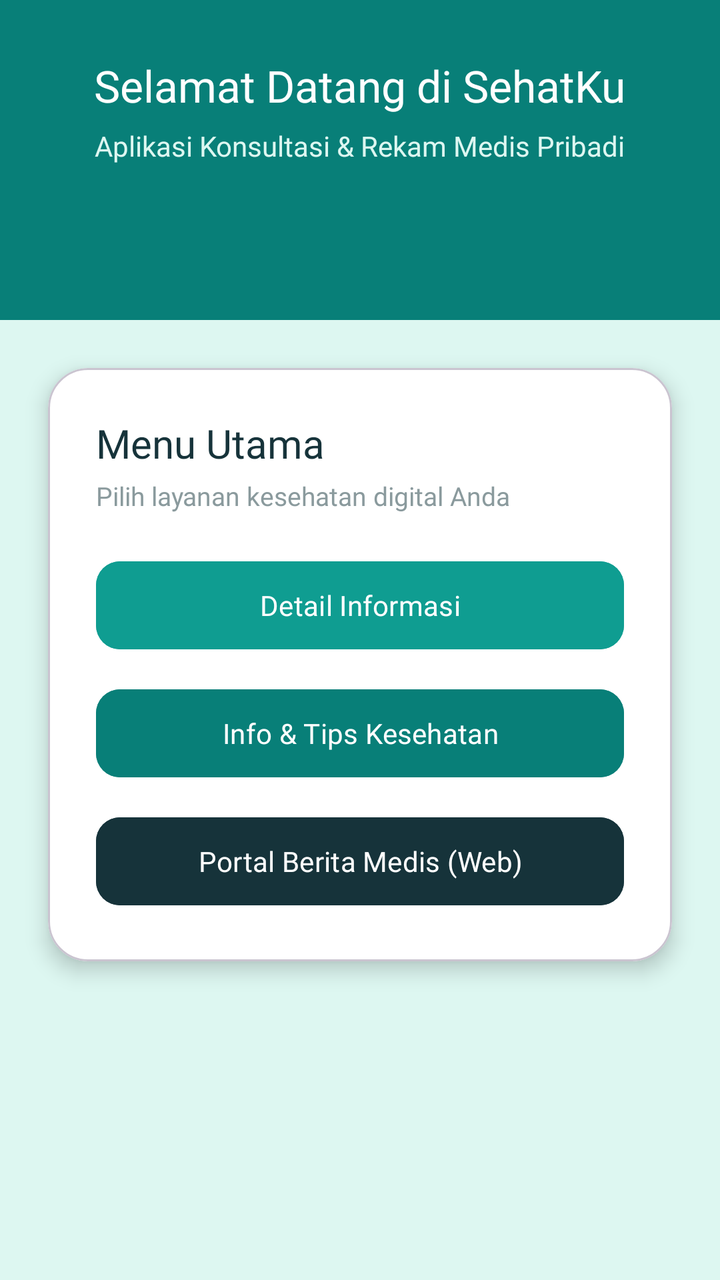
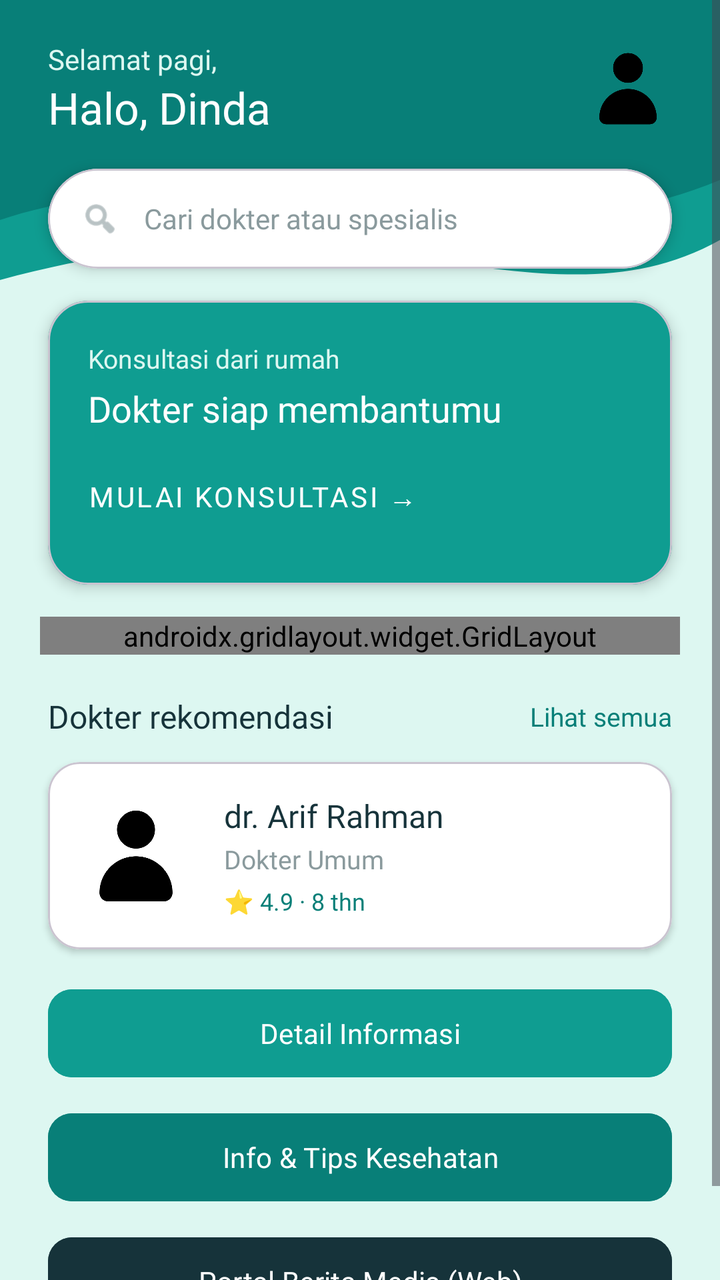

The first picture is an Android layout as it rendered before a commit; the second is the same layout after the commit. The layout source and the unified diff follow.
<!-- AndroidManifest.xml: application theme Theme.Projek_Zhafran -->
<!-- res/layout/fragment_home.xml -->
<?xml version="1.0" encoding="utf-8"?>
<androidx.constraintlayout.widget.ConstraintLayout xmlns:android="http://schemas.android.com/apk/res/android"
    xmlns:app="http://schemas.android.com/apk/res-auto"
    xmlns:tools="http://schemas.android.com/tools"
    android:layout_width="match_parent"
    android:layout_height="match_parent"
    android:background="@color/soft_mint"
    tools:context=".HomeFragment">

    
    <View
        android:id="@+id/viewHeader"
        android:layout_width="0dp"
        android:layout_height="160dp"
        android:background="@color/dark_teal"
        app:layout_constraintEnd_toEndOf="parent"
        app:layout_constraintStart_toStartOf="parent"
        app:layout_constraintTop_toTopOf="parent" />

    <TextView
        android:id="@+id/tvWelcome"
        android:layout_width="wrap_content"
        android:layout_height="wrap_content"
        android:layout_marginTop="28dp"
        android:fontFamily="@font/inter_bold"
        android:text="Selamat Datang di SehatKu"
        android:textColor="@color/white"
        android:textSize="22sp"
        app:layout_constraintEnd_toEndOf="parent"
        app:layout_constraintStart_toStartOf="parent"
        app:layout_constraintTop_toTopOf="parent" />

    <TextView
        android:id="@+id/tvSubJudul"
        android:layout_width="wrap_content"
        android:layout_height="wrap_content"
        android:layout_marginTop="6dp"
        android:fontFamily="@font/inter_regular"
        android:text="Aplikasi Konsultasi &amp; Rekam Medis Pribadi"
        android:textColor="@color/soft_mint"
        android:textSize="14sp"
        app:layout_constraintEnd_toEndOf="parent"
        app:layout_constraintStart_toStartOf="parent"
        app:layout_constraintTop_toBottomOf="@+id/tvWelcome" />

    
    <com.google.android.material.card.MaterialCardView
        android:id="@+id/cardMenu"
        android:layout_width="0dp"
        android:layout_height="wrap_content"
        android:layout_marginHorizontal="24dp"
        android:layout_marginTop="24dp"
        app:cardBackgroundColor="@color/white"
        app:cardCornerRadius="20dp"
        app:cardElevation="6dp"
        app:layout_constraintEnd_toEndOf="parent"
        app:layout_constraintStart_toStartOf="parent"
        app:layout_constraintTop_toBottomOf="@+id/viewHeader">

        <androidx.constraintlayout.widget.ConstraintLayout
            android:layout_width="match_parent"
            android:layout_height="wrap_content"
            android:padding="24dp">

            <TextView
                android:id="@+id/tvMenuTitle"
                android:layout_width="wrap_content"
                android:layout_height="wrap_content"
                android:fontFamily="@font/inter_bold"
                android:text="Menu Utama"
                android:textColor="@color/dark_navy"
                android:textSize="20sp"
                app:layout_constraintStart_toStartOf="parent"
                app:layout_constraintTop_toTopOf="parent" />

            <TextView
                android:id="@+id/tvMenuDesc"
                android:layout_width="0dp"
                android:layout_height="wrap_content"
                android:layout_marginTop="4dp"
                android:fontFamily="@font/inter_regular"
                android:text="Pilih layanan kesehatan digital Anda"
                android:textColor="#8A9A9D"
                android:textSize="13sp"
                app:layout_constraintEnd_toEndOf="parent"
                app:layout_constraintStart_toStartOf="parent"
                app:layout_constraintTop_toBottomOf="@+id/tvMenuTitle" />

            <Button
                android:id="@+id/btnDetail"
                android:layout_width="0dp"
                android:layout_height="52dp"
                android:layout_marginTop="20dp"
                android:backgroundTint="@color/primary_teal"
                android:fontFamily="@font/inter_semibold"
                android:text="Detail Informasi"
                android:textColor="@color/white"
                app:cornerRadius="12dp"
                app:layout_constraintEnd_toEndOf="parent"
                app:layout_constraintStart_toStartOf="parent"
                app:layout_constraintTop_toBottomOf="@+id/tvMenuDesc" />

            <Button
                android:id="@+id/btnSnackBar"
                android:layout_width="0dp"
                android:layout_height="52dp"
                android:layout_marginTop="12dp"
                android:backgroundTint="@color/dark_teal"
                android:fontFamily="@font/inter_semibold"
                android:text="Info &amp; Tips Kesehatan"
                android:textColor="@color/white"
                app:cornerRadius="12dp"
                app:layout_constraintEnd_toEndOf="parent"
                app:layout_constraintStart_toStartOf="parent"
                app:layout_constraintTop_toBottomOf="@+id/btnDetail" />

            <Button
                android:id="@+id/btnWebView"
                android:layout_width="0dp"
                android:layout_height="52dp"
                android:layout_marginTop="12dp"
                android:backgroundTint="#16333A"
                android:fontFamily="@font/inter_semibold"
                android:text="Portal Berita Medis (Web)"
                android:textColor="@color/white"
                app:cornerRadius="12dp"
                app:layout_constraintEnd_toEndOf="parent"
                app:layout_constraintStart_toStartOf="parent"
                app:layout_constraintTop_toBottomOf="@+id/btnSnackBar" />

        </androidx.constraintlayout.widget.ConstraintLayout>
    </com.google.android.material.card.MaterialCardView>

</androidx.constraintlayout.widget.ConstraintLayout>
<!-- resources referenced by this layout -->
<resources>
  <color name="dark_navy">#16333A</color>
  <color name="dark_teal">#087F78</color>
  <color name="primary_teal">#0F9D91</color>
  <color name="soft_mint">#DDF7F1</color>
  <color name="white">#FFFFFF</color>
  <style name="Theme.Projek_Zhafran" parent="Base.Theme.Projek_Zhafran" />
  <style name="Base.Theme.Projek_Zhafran" parent="Theme.Material3.DayNight.NoActionBar">
          
          <item name="colorPrimary">@color/primary_teal</item>
          <item name="colorOnPrimary">@color/white</item>
          <item name="colorContainer">@color/soft_mint</item>
          <item name="android:statusBarColor">@color/dark_teal</item>
      </style>
</resources>

<!-- the commit's change to res/layout/fragment_home.xml (unified diff, before → after) -->
@@ -1,5 +1,5 @@
 <?xml version="1.0" encoding="utf-8"?>
-<androidx.constraintlayout.widget.ConstraintLayout xmlns:android="http://schemas.android.com/apk/res/android"
+<ScrollView xmlns:android="http://schemas.android.com/apk/res/android"
     xmlns:app="http://schemas.android.com/apk/res-auto"
     xmlns:tools="http://schemas.android.com/tools"
     android:layout_width="match_parent"
@@ -7,128 +7,366 @@
     android:background="@color/soft_mint"
     tools:context=".HomeFragment">
 
-    
-    <View
-        android:id="@+id/viewHeader"
-        android:layout_width="0dp"
-        android:layout_height="160dp"
-        android:background="@color/dark_teal"
-        app:layout_constraintEnd_toEndOf="parent"
-        app:layout_constraintStart_toStartOf="parent"
-        app:layout_constraintTop_toTopOf="parent" />
-
-    <TextView
-        android:id="@+id/tvWelcome"
-        android:layout_width="wrap_content"
+    <androidx.constraintlayout.widget.ConstraintLayout
+        android:layout_width="match_parent"
         android:layout_height="wrap_content"
-        android:layout_marginTop="28dp"
-        android:fontFamily="@font/inter_bold"
-        android:text="Selamat Datang di SehatKu"
-        android:textColor="@color/white"
-        android:textSize="22sp"
-        app:layout_constraintEnd_toEndOf="parent"
-        app:layout_constraintStart_toStartOf="parent"
-        app:layout_constraintTop_toTopOf="parent" />
-
-    <TextView
-        android:id="@+id/tvSubJudul"
-        android:layout_width="wrap_content"
-        android:layout_height="wrap_content"
-        android:layout_marginTop="6dp"
-        android:fontFamily="@font/inter_regular"
-        android:text="Aplikasi Konsultasi &amp; Rekam Medis Pribadi"
-        android:textColor="@color/soft_mint"
-        android:textSize="14sp"
-        app:layout_constraintEnd_toEndOf="parent"
-        app:layout_constraintStart_toStartOf="parent"
-        app:layout_constraintTop_toBottomOf="@+id/tvWelcome" />
-
-    
-    <com.google.android.material.card.MaterialCardView
-        android:id="@+id/cardMenu"
-        android:layout_width="0dp"
-        android:layout_height="wrap_content"
-        android:layout_marginHorizontal="24dp"
-        android:layout_marginTop="24dp"
-        app:cardBackgroundColor="@color/white"
-        app:cardCornerRadius="20dp"
-        app:cardElevation="6dp"
-        app:layout_constraintEnd_toEndOf="parent"
-        app:layout_constraintStart_toStartOf="parent"
-        app:layout_constraintTop_toBottomOf="@+id/viewHeader">
-
-        <androidx.constraintlayout.widget.ConstraintLayout
-            android:layout_width="match_parent"
-            android:layout_height="wrap_content"
-            android:padding="24dp">
-
-            <TextView
-                android:id="@+id/tvMenuTitle"
-                android:layout_width="wrap_content"
-                android:layout_height="wrap_content"
-                android:fontFamily="@font/inter_bold"
-                android:text="Menu Utama"
-                android:textColor="@color/dark_navy"
-                android:textSize="20sp"
-                app:layout_constraintStart_toStartOf="parent"
-                app:layout_constraintTop_toTopOf="parent" />
-
-            <TextView
-                android:id="@+id/tvMenuDesc"
+        android:paddingBottom="24dp">
+
+        
+        <View
+            android:id="@+id/viewHeaderWave"
+            android:layout_width="0dp"
+            android:layout_height="180dp"
+            android:background="@drawable/bg_header_wave"
+            app:layout_constraintEnd_toEndOf="parent"
+            app:layout_constraintStart_toStartOf="parent"
+            app:layout_constraintTop_toTopOf="parent" />
+
+        
+        <TextView
+            android:id="@+id/tvGreeting"
+            android:layout_width="wrap_content"
+            android:layout_height="wrap_content"
+            android:layout_marginStart="24dp"
+            android:layout_marginTop="20dp"
+            android:fontFamily="@font/inter_regular"
+            android:text="Selamat pagi,"
+            android:textColor="@color/soft_mint"
+            android:textSize="14sp"
+            app:layout_constraintStart_toStartOf="parent"
+            app:layout_constraintTop_toTopOf="parent" />
+
+        <TextView
+            android:id="@+id/tvUsername"
+            android:layout_width="wrap_content"
+            android:layout_height="wrap_content"
+            android:layout_marginStart="24dp"
+            android:fontFamily="@font/inter_bold"
+            android:text="Halo, Dinda"
+            android:textColor="@color/white"
+            android:textSize="22sp"
+            app:layout_constraintStart_toStartOf="parent"
+            app:layout_constraintTop_toBottomOf="@+id/tvGreeting" />
+
+        <ImageView
+            android:id="@+id/imgAvatar"
+            android:layout_width="44dp"
+            android:layout_height="44dp"
+            android:layout_marginEnd="24dp"
+            android:background="@drawable/user"
+            android:contentDescription="User Avatar"
+            app:layout_constraintBottom_toBottomOf="@+id/tvUsername"
+            app:layout_constraintEnd_toEndOf="parent"
+            app:layout_constraintTop_toTopOf="@+id/tvGreeting" />
+
+        
+        <com.google.android.material.card.MaterialCardView
+            android:id="@+id/cardSearch"
+            android:layout_width="0dp"
+            android:layout_height="50dp"
+            android:layout_marginHorizontal="24dp"
+            android:layout_marginTop="16dp"
+            app:cardBackgroundColor="@color/white"
+            app:cardCornerRadius="25dp"
+            app:cardElevation="4dp"
+            app:layout_constraintEnd_toEndOf="parent"
+            app:layout_constraintStart_toStartOf="parent"
+            app:layout_constraintTop_toBottomOf="@+id/tvUsername">
+
+            <LinearLayout
+                android:layout_width="match_parent"
+                android:layout_height="match_parent"
+                android:gravity="center_vertical"
+                android:orientation="horizontal"
+                android:paddingHorizontal="16dp">
+
+                <ImageView
+                    android:layout_width="20dp"
+                    android:layout_height="20dp"
+                    android:contentDescription="Search Icon"
+                    android:src="@android:drawable/ic_menu_search"
+                    app:tint="#8A9A9D" />
+
+                <TextView
+                    android:layout_width="wrap_content"
+                    android:layout_height="wrap_content"
+                    android:layout_marginStart="12dp"
+                    android:fontFamily="@font/inter_regular"
+                    android:text="Cari dokter atau spesialis"
+                    android:textColor="#8A9A9D"
+                    android:textSize="14sp" />
+            </LinearLayout>
+        </com.google.android.material.card.MaterialCardView>
+
+        
+        <com.google.android.material.card.MaterialCardView
+            android:id="@+id/cardBanner"
+            android:layout_width="0dp"
+            android:layout_height="wrap_content"
+            android:layout_marginHorizontal="24dp"
+            android:layout_marginTop="16dp"
+            app:cardBackgroundColor="@color/primary_teal"
+            app:cardCornerRadius="20dp"
+            app:cardElevation="4dp"
+            app:layout_constraintEnd_toEndOf="parent"
+            app:layout_constraintStart_toStartOf="parent"
+            app:layout_constraintTop_toBottomOf="@+id/cardSearch">
+
+            <androidx.constraintlayout.widget.ConstraintLayout
+                android:layout_width="match_parent"
+                android:layout_height="wrap_content"
+                android:padding="20dp">
+
+                <TextView
+                    android:id="@+id/tvBannerSub"
+                    android:layout_width="wrap_content"
+                    android:layout_height="wrap_content"
+                    android:fontFamily="@font/inter_regular"
+                    android:text="Konsultasi dari rumah"
+                    android:textColor="@color/soft_mint"
+                    android:textSize="13sp"
+                    app:layout_constraintStart_toStartOf="parent"
+                    app:layout_constraintTop_toTopOf="parent" />
+
+                <TextView
+                    android:id="@+id/tvBannerTitle"
+                    android:layout_width="0dp"
+                    android:layout_height="wrap_content"
+                    android:layout_marginTop="4dp"
+                    android:fontFamily="@font/inter_bold"
+                    android:text="Dokter siap membantumu"
+                    android:textColor="@color/white"
+                    android:textSize="18sp"
+                    app:layout_constraintEnd_toEndOf="parent"
+                    app:layout_constraintStart_toStartOf="parent"
+                    app:layout_constraintTop_toBottomOf="@+id/tvBannerSub" />
+
+                <Button
+                    android:id="@+id/btnMulaiKonsultasi"
+                    style="@style/Widget.MaterialComponents.Button.TextButton"
+                    android:layout_width="wrap_content"
+                    android:layout_height="wrap_content"
+                    android:layout_marginTop="8dp"
+                    android:fontFamily="@font/inter_semibold"
+                    android:insetTop="0dp"
+                    android:insetBottom="0dp"
+                    android:padding="0dp"
+                    android:text="Mulai konsultasi →"
+                    android:textColor="@color/white"
+                    app:layout_constraintStart_toStartOf="parent"
+                    app:layout_constraintTop_toBottomOf="@+id/tvBannerTitle" />
+
+            </androidx.constraintlayout.widget.ConstraintLayout>
+        </com.google.android.material.card.MaterialCardView>
+
+        
+        <androidx.gridlayout.widget.GridLayout
+            android:id="@+id/gridServices"
+            android:layout_width="0dp"
+            android:layout_height="wrap_content"
+            android:layout_marginHorizontal="20dp"
+            android:layout_marginTop="16dp"
+            app:columnCount="4"
+            app:useDefaultMargins="true"
+            app:layout_constraintEnd_toEndOf="parent"
+            app:layout_constraintStart_toStartOf="parent"
+            app:layout_constraintTop_toBottomOf="@+id/cardBanner">
+
+            <com.google.android.material.button.MaterialButton
+                android:id="@+id/btnGridCari"
+                style="@style/Widget.MaterialComponents.Button.OutlinedButton"
                 android:layout_width="0dp"
                 android:layout_height="wrap_content"
-                android:layout_marginTop="4dp"
-                android:fontFamily="@font/inter_regular"
-                android:text="Pilih layanan kesehatan digital Anda"
-                android:textColor="#8A9A9D"
-                android:textSize="13sp"
-                app:layout_constraintEnd_toEndOf="parent"
-                app:layout_constraintStart_toStartOf="parent"
-                app:layout_constraintTop_toBottomOf="@+id/tvMenuTitle" />
+                android:fontFamily="@font/inter_semibold"
+                android:text="Cari Dokter"
+                android:textSize="11sp"
+                app:cornerRadius="12dp"
+                app:layout_columnWeight="1"
+                app:layout_gravity="fill_horizontal"
+                app:strokeColor="@color/primary_teal" />
+
+            <com.google.android.material.button.MaterialButton
+                android:id="@+id/btnGridBooking"
+                style="@style/Widget.MaterialComponents.Button.OutlinedButton"
+                android:layout_width="0dp"
+                android:layout_height="wrap_content"
+                android:fontFamily="@font/inter_semibold"
+                android:text="Booking"
+                android:textSize="11sp"
+                app:cornerRadius="12dp"
+                app:layout_columnWeight="1"
+                app:layout_gravity="fill_horizontal"
+                app:strokeColor="@color/primary_teal" />
+
+            <com.google.android.material.button.MaterialButton
+                android:id="@+id/btnGridRekam"
+                style="@style/Widget.MaterialComponents.Button.OutlinedButton"
+                android:layout_width="0dp"
+                android:layout_height="wrap_content"
+                android:fontFamily="@font/inter_semibold"
+                android:text="Rekam Medis"
+                android:textSize="11sp"
+                app:cornerRadius="12dp"
+                app:layout_columnWeight="1"
+                app:layout_gravity="fill_horizontal"
+                app:strokeColor="@color/primary_teal" />
+
+            <com.google.android.material.button.MaterialButton
+                android:id="@+id/btnGridRiwayat"
+                style="@style/Widget.MaterialComponents.Button.OutlinedButton"
+                android:layout_width="0dp"
+                android:layout_height="wrap_content"
+                android:fontFamily="@font/inter_semibold"
+                android:text="Riwayat"
+                android:textSize="11sp"
+                app:cornerRadius="12dp"
+                app:layout_columnWeight="1"
+                app:layout_gravity="fill_horizontal"
+                app:strokeColor="@color/primary_teal" />
+        </androidx.gridlayout.widget.GridLayout>
+
+        
+        <TextView
+            android:id="@+id/tvRekomendasiTitle"
+            android:layout_width="wrap_content"
+            android:layout_height="wrap_content"
+            android:layout_marginStart="24dp"
+            android:layout_marginTop="20dp"
+            android:fontFamily="@font/inter_bold"
+            android:text="Dokter rekomendasi"
+            android:textColor="@color/dark_navy"
+            android:textSize="16sp"
+            app:layout_constraintStart_toStartOf="parent"
+            app:layout_constraintTop_toBottomOf="@+id/gridServices" />
+
+        <TextView
+            android:id="@+id/tvLihatSemua"
+            android:layout_width="wrap_content"
+            android:layout_height="wrap_content"
+            android:layout_marginEnd="24dp"
+            android:fontFamily="@font/inter_semibold"
+            android:text="Lihat semua"
+            android:textColor="@color/dark_teal"
+            android:textSize="13sp"
+            app:layout_constraintBottom_toBottomOf="@+id/tvRekomendasiTitle"
+            app:layout_constraintEnd_toEndOf="parent"
+            app:layout_constraintTop_toTopOf="@+id/tvRekomendasiTitle" />
+
+        <com.google.android.material.card.MaterialCardView
+            android:id="@+id/cardDoctorRec"
+            android:layout_width="0dp"
+            android:layout_height="wrap_content"
+            android:layout_marginHorizontal="24dp"
+            android:layout_marginTop="12dp"
+            app:cardBackgroundColor="@color/white"
+            app:cardCornerRadius="16dp"
+            app:cardElevation="2dp"
+            app:layout_constraintEnd_toEndOf="parent"
+            app:layout_constraintStart_toStartOf="parent"
+            app:layout_constraintTop_toBottomOf="@+id/tvRekomendasiTitle">
+
+            <androidx.constraintlayout.widget.ConstraintLayout
+                android:layout_width="match_parent"
+                android:layout_height="wrap_content"
+                android:padding="16dp">
+
+                <ImageView
+                    android:id="@+id/imgRecDoc"
+                    android:layout_width="56dp"
+                    android:layout_height="56dp"
+                    android:contentDescription="Doctor Photo"
+                    android:scaleType="centerCrop"
+                    android:src="@drawable/user"
+                    app:layout_constraintBottom_toBottomOf="parent"
+                    app:layout_constraintStart_toStartOf="parent"
+                    app:layout_constraintTop_toTopOf="parent" />
+
+                <TextView
+                    android:id="@+id/tvRecDocName"
+                    android:layout_width="0dp"
+                    android:layout_height="wrap_content"
+                    android:layout_marginStart="16dp"
+                    android:fontFamily="@font/inter_bold"
+                    android:text="dr. Arif Rahman"
+                    android:textColor="@color/dark_navy"
+                    android:textSize="16sp"
+                    app:layout_constraintEnd_toEndOf="parent"
+                    app:layout_constraintStart_toEndOf="@+id/imgRecDoc"
+                    app:layout_constraintTop_toTopOf="parent" />
+
+                <TextView
+                    android:id="@+id/tvRecDocSpec"
+                    android:layout_width="0dp"
+                    android:layout_height="wrap_content"
+                    android:layout_marginStart="16dp"
+                    android:layout_marginTop="2dp"
+                    android:fontFamily="@font/inter_regular"
+                    android:text="Dokter Umum"
+                    android:textColor="#8A9A9D"
+                    android:textSize="13sp"
+                    app:layout_constraintEnd_toEndOf="parent"
+                    app:layout_constraintStart_toEndOf="@+id/imgRecDoc"
+                    app:layout_constraintTop_toBottomOf="@+id/tvRecDocName" />
+
+                <TextView
+                    android:id="@+id/tvRecDocRating"
+                    android:layout_width="wrap_content"
+                    android:layout_height="wrap_content"
+                    android:layout_marginStart="16dp"
+                    android:layout_marginTop="4dp"
+                    android:fontFamily="@font/inter_semibold"
+                    android:text="⭐ 4.9 · 8 thn"
+                    android:textColor="@color/dark_teal"
+                    android:textSize="12sp"
+                    app:layout_constraintStart_toEndOf="@+id/imgRecDoc"
+                    app:layout_constraintTop_toBottomOf="@+id/tvRecDocSpec" />
+
+            </androidx.constraintlayout.widget.ConstraintLayout>
+        </com.google.android.material.card.MaterialCardView>
+
+        
+        <LinearLayout
+            android:layout_width="0dp"
+            android:layout_height="wrap_content"
+            android:layout_marginHorizontal="24dp"
+            android:layout_marginTop="16dp"
+            android:orientation="vertical"
+            app:layout_constraintEnd_toEndOf="parent"
+            app:layout_constraintStart_toStartOf="parent"
+            app:layout_constraintTop_toBottomOf="@+id/cardDoctorRec">
 
             <Button
                 android:id="@+id/btnDetail"
-                android:layout_width="0dp"
+                android:layout_width="match_parent"
                 android:layout_height="52dp"
-                android:layout_marginTop="20dp"
                 android:backgroundTint="@color/primary_teal"
                 android:fontFamily="@font/inter_semibold"
                 android:text="Detail Informasi"
                 android:textColor="@color/white"
-                app:cornerRadius="12dp"
-                app:layout_constraintEnd_toEndOf="parent"
-                app:layout_constraintStart_toStartOf="parent"
-                app:layout_constraintTop_toBottomOf="@+id/tvMenuDesc" />
+                app:cornerRadius="12dp" />
 
             <Button
                 android:id="@+id/btnSnackBar"
-                android:layout_width="0dp"
+                android:layout_width="match_parent"
                 android:layout_height="52dp"
-                android:layout_marginTop="12dp"
+                android:layout_marginTop="10dp"
                 android:backgroundTint="@color/dark_teal"
                 android:fontFamily="@font/inter_semibold"
                 android:text="Info &amp; Tips Kesehatan"
                 android:textColor="@color/white"
-                app:cornerRadius="12dp"
-                app:layout_constraintEnd_toEndOf="parent"
-                app:layout_constraintStart_toStartOf="parent"
-                app:layout_constraintTop_toBottomOf="@+id/btnDetail" />
+                app:cornerRadius="12dp" />
 
             <Button
                 android:id="@+id/btnWebView"
-                android:layout_width="0dp"
+                android:layout_width="match_parent"
                 android:layout_height="52dp"
-                android:layout_marginTop="12dp"
-                android:backgroundTint="#16333A"
+                android:layout_marginTop="10dp"
+                android:backgroundTint="@color/dark_navy"
                 android:fontFamily="@font/inter_semibold"
                 android:text="Portal Berita Medis (Web)"
                 android:textColor="@color/white"
-                app:cornerRadius="12dp"
-                app:layout_constraintEnd_toEndOf="parent"
-                app:layout_constraintStart_toStartOf="parent"
-                app:layout_constraintTop_toBottomOf="@+id/btnSnackBar" />
-
-        </androidx.constraintlayout.widget.ConstraintLayout>
-    </com.google.android.material.card.MaterialCardView>
-
-</androidx.constraintlayout.widget.ConstraintLayout>
+                app:cornerRadius="12dp" />
+        </LinearLayout>
+
+    </androidx.constraintlayout.widget.ConstraintLayout>
+</ScrollView>
<!-- resource entries referenced after the edit -->
@@ -5,6 +5,21 @@
   <color name="primary_teal">#0F9D91</color>
   <color name="soft_mint">#DDF7F1</color>
   <color name="white">#FFFFFF</color>
+  <!-- drawable bg_header_wave (drawable) -->
+  <?xml version="1.0" encoding="utf-8"?>
+  <vector xmlns:android="http://schemas.android.com/apk/res/android"
+      android:width="360dp"
+      android:height="180dp"
+      android:viewportWidth="360"
+      android:viewportHeight="180">
+      <path
+          android:fillColor="#0F9D91"
+          android:pathData="M0,0 L360,0 L360,120 C270,170 180,90 0,140 Z" />
+      <path
+          android:fillColor="#087F78"
+          android:pathData="M0,0 L360,0 L360,90 C240,140 120,70 0,110 Z" />
+  </vector>
+  <!-- drawable user: png bitmap (drawable, 7825 bytes) -->
   <style name="Theme.Projek_Zhafran" parent="Base.Theme.Projek_Zhafran" />
   <style name="Base.Theme.Projek_Zhafran" parent="Theme.Material3.DayNight.NoActionBar">
           
